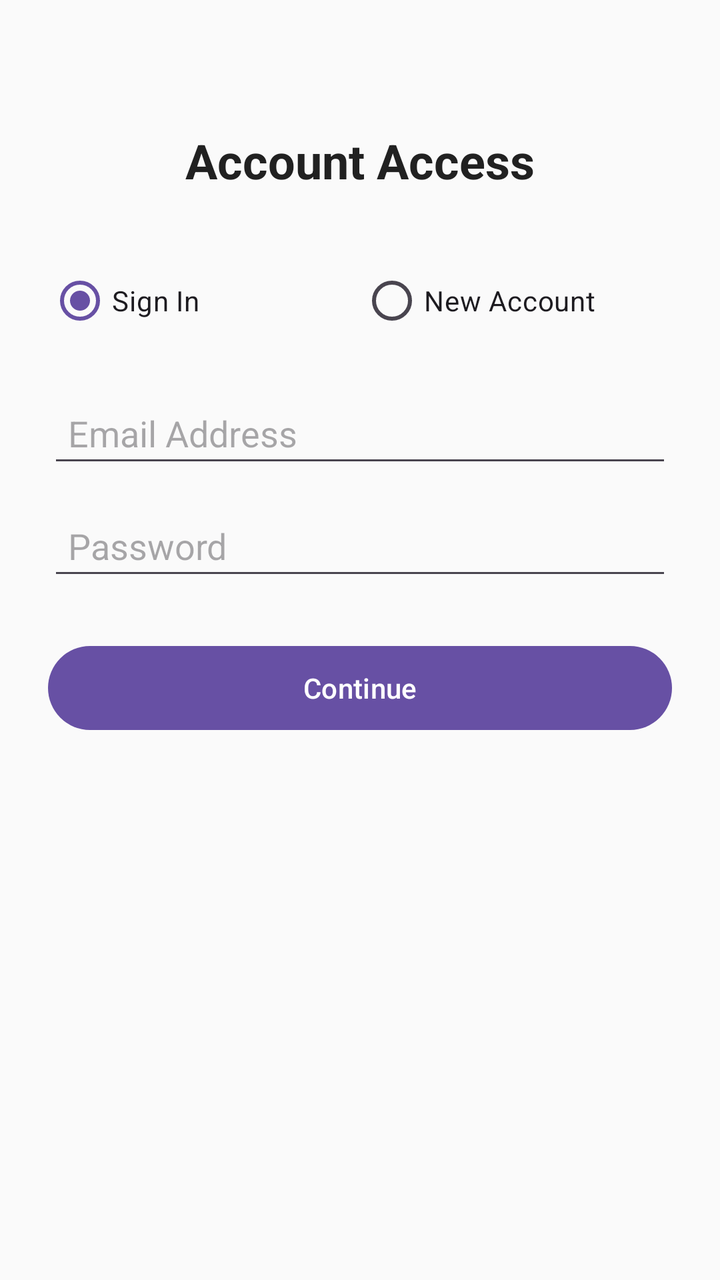
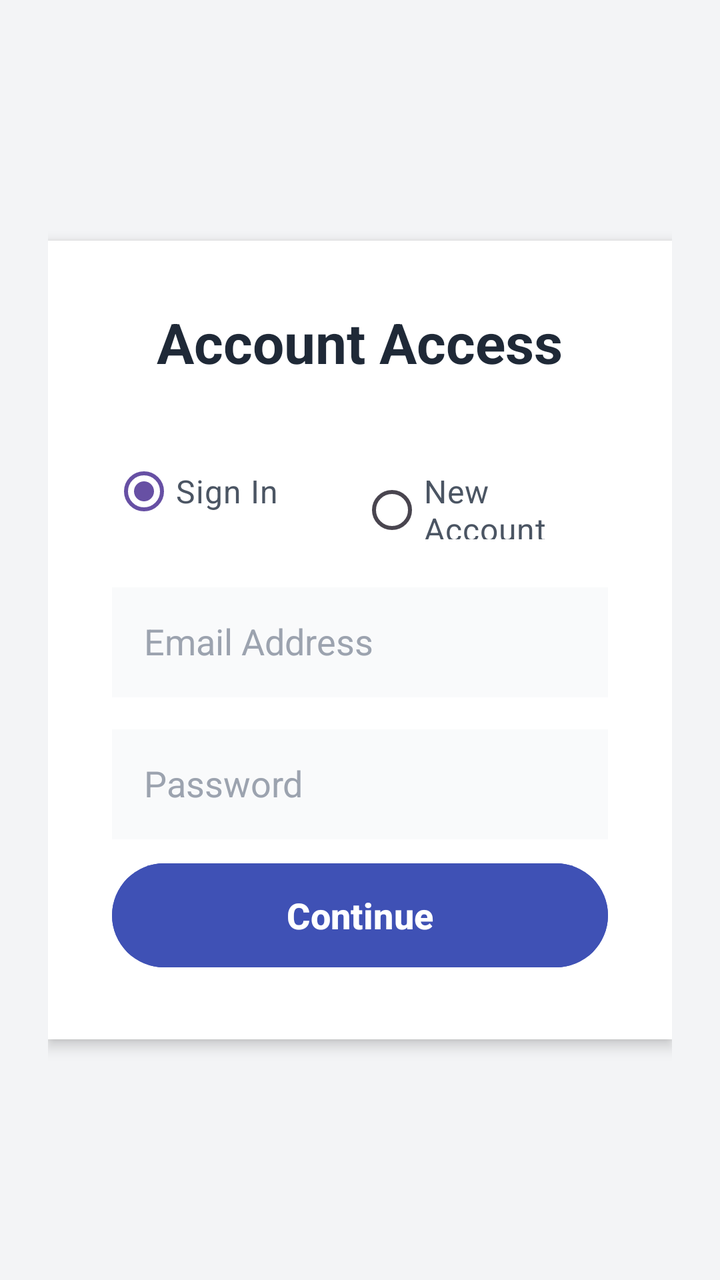

Screens rendered from an Android XML layout before and after an edit, with the pre-edit source and the edit as a unified diff.
<!-- AndroidManifest.xml: application theme Theme.Expense_Tracker -->
<!-- res/layout/activity_main.xml -->
<?xml version="1.0" encoding="utf-8"?>
<LinearLayout xmlns:android="http://schemas.android.com/apk/res/android"
    android:layout_width="match_parent"
    android:layout_height="match_parent"
    android:background="#FAFAFA"
    android:orientation="vertical"
    android:padding="24dp">

    <TextView
        android:layout_width="wrap_content"
        android:layout_height="wrap_content"
        android:layout_gravity="center_horizontal"
        android:layout_marginTop="40dp"
        android:text="Account Access"
        android:textColor="#212121"
        android:textSize="24sp"
        android:textStyle="bold" />

    <RadioGroup
        android:id="@+id/authToggleGroup"
        android:layout_width="match_parent"
        android:layout_height="wrap_content"
        android:layout_marginTop="30dp"
        android:orientation="horizontal">

        <RadioButton
            android:id="@+id/radioLogin"
            android:layout_width="0dp"
            android:layout_height="wrap_content"
            android:layout_weight="1"
            android:checked="true"
            android:text="Sign In" />

        <RadioButton
            android:id="@+id/radioRegister"
            android:layout_width="0dp"
            android:layout_height="wrap_content"
            android:layout_weight="1"
            android:text="New Account" />
    </RadioGroup>

    <EditText
        android:id="@+id/etEmail"
        android:layout_width="match_parent"
        android:layout_height="wrap_content"
        android:layout_marginTop="20dp"
        android:hint="Email Address"
        android:inputType="textEmailAddress"
        android:padding="10dp" />

    <EditText
        android:id="@+id/etPassword"
        android:layout_width="match_parent"
        android:layout_height="wrap_content"
        android:layout_marginTop="12dp"
        android:hint="Password"
        android:inputType="textPassword"
        android:padding="10dp" />

    <TextView
        android:id="@+id/tvAuthError"
        android:layout_width="match_parent"
        android:layout_height="wrap_content"
        android:layout_marginTop="8dp"
        android:text="Invalid inputs. Please verify credentials."
        android:textColor="#D32F2F"
        android:textSize="14sp"
        android:visibility="gone" />

    <Button
        android:id="@+id/btnAuthSubmit"
        android:layout_width="match_parent"
        android:layout_height="50dp"
        android:layout_marginTop="24dp"
        android:onClick="handleAuthentication"
        android:text="Continue" />
</LinearLayout>
<!-- resources referenced by this layout -->
<resources>
  <style name="Theme.Expense_Tracker" parent="Base.Theme.Expense_Tracker" />
  <style name="Base.Theme.Expense_Tracker" parent="Theme.Material3.DayNight.NoActionBar">
          
          
      </style>
</resources>

<!-- the commit's change to res/layout/activity_main.xml (unified diff, before → after) -->
@@ -2,76 +2,97 @@
 <LinearLayout xmlns:android="http://schemas.android.com/apk/res/android"
     android:layout_width="match_parent"
     android:layout_height="match_parent"
-    android:background="#FAFAFA"
+    android:background="#F3F4F6"
     android:orientation="vertical"
-    android:padding="24dp">
+    android:padding="24dp"
+    android:gravity="center">
 
-    <TextView
-        android:layout_width="wrap_content"
-        android:layout_height="wrap_content"
-        android:layout_gravity="center_horizontal"
-        android:layout_marginTop="40dp"
-        android:text="Account Access"
-        android:textColor="#212121"
-        android:textSize="24sp"
-        android:textStyle="bold" />
-
-    <RadioGroup
-        android:id="@+id/authToggleGroup"
+    <LinearLayout
         android:layout_width="match_parent"
         android:layout_height="wrap_content"
-        android:layout_marginTop="30dp"
-        android:orientation="horizontal">
+        android:background="#FFFFFF"
+        android:elevation="4dp"
+        android:orientation="vertical"
+        android:padding="32dp">
 
-        <RadioButton
-            android:id="@+id/radioLogin"
-            android:layout_width="0dp"
+        <TextView
+            android:layout_width="wrap_content"
             android:layout_height="wrap_content"
-            android:layout_weight="1"
-            android:checked="true"
-            android:text="Sign In" />
+            android:layout_gravity="center_horizontal"
+            android:text="Account Access"
+            android:textColor="#1F2937"
+            android:textSize="28sp"
+            android:textStyle="bold"
+            android:layout_marginBottom="32dp"/>
 
-        <RadioButton
-            android:id="@+id/radioRegister"
-            android:layout_width="0dp"
+        <RadioGroup
+            android:id="@+id/authToggleGroup"
+            android:layout_width="match_parent"
             android:layout_height="wrap_content"
-            android:layout_weight="1"
-            android:text="New Account" />
-    </RadioGroup>
+            android:layout_marginBottom="24dp"
+            android:orientation="horizontal">
 
-    <EditText
-        android:id="@+id/etEmail"
-        android:layout_width="match_parent"
-        android:layout_height="wrap_content"
-        android:layout_marginTop="20dp"
-        android:hint="Email Address"
-        android:inputType="textEmailAddress"
-        android:padding="10dp" />
+            <RadioButton
+                android:id="@+id/radioLogin"
+                android:layout_width="0dp"
+                android:layout_height="wrap_content"
+                android:layout_weight="1"
+                android:checked="true"
+                android:textColor="#4B5563"
+                android:textSize="16sp"
+                android:text="Sign In" />
 
-    <EditText
-        android:id="@+id/etPassword"
-        android:layout_width="match_parent"
-        android:layout_height="wrap_content"
-        android:layout_marginTop="12dp"
-        android:hint="Password"
-        android:inputType="textPassword"
-        android:padding="10dp" />
+            <RadioButton
+                android:id="@+id/radioRegister"
+                android:layout_width="0dp"
+                android:layout_height="wrap_content"
+                android:layout_weight="1"
+                android:textColor="#4B5563"
+                android:textSize="16sp"
+                android:text="New Account" />
+        </RadioGroup>
 
-    <TextView
-        android:id="@+id/tvAuthError"
-        android:layout_width="match_parent"
-        android:layout_height="wrap_content"
-        android:layout_marginTop="8dp"
-        android:text="Invalid inputs. Please verify credentials."
-        android:textColor="#D32F2F"
-        android:textSize="14sp"
-        android:visibility="gone" />
+        <EditText
+            android:id="@+id/etEmail"
+            android:layout_width="match_parent"
+            android:layout_height="55dp"
+            android:background="#F9FAFB"
+            android:hint="Email Address"
+            android:inputType="textEmailAddress"
+            android:padding="16dp"
+            android:layout_marginBottom="16dp"
+            android:textColorHint="#9CA3AF"/>
 
-    <Button
-        android:id="@+id/btnAuthSubmit"
-        android:layout_width="match_parent"
-        android:layout_height="50dp"
-        android:layout_marginTop="24dp"
-        android:onClick="handleAuthentication"
-        android:text="Continue" />
+        <EditText
+            android:id="@+id/etPassword"
+            android:layout_width="match_parent"
+            android:layout_height="55dp"
+            android:background="#F9FAFB"
+            android:hint="Password"
+            android:inputType="textPassword"
+            android:padding="16dp"
+            android:layout_marginBottom="8dp"
+            android:textColorHint="#9CA3AF"/>
+
+        <TextView
+            android:id="@+id/tvAuthError"
+            android:layout_width="match_parent"
+            android:layout_height="wrap_content"
+            android:layout_marginBottom="16dp"
+            android:text="Invalid inputs. Please verify credentials."
+            android:textColor="#EF4444"
+            android:textSize="14sp"
+            android:visibility="gone" />
+
+        <Button
+            android:id="@+id/btnAuthSubmit"
+            android:layout_width="match_parent"
+            android:layout_height="60dp"
+            android:backgroundTint="#3F51B5"
+            android:onClick="handleAuthenticationClick"
+            android:text="Continue"
+            android:textColor="#FFFFFF"
+            android:textSize="18sp"
+            android:textStyle="bold" />
+    </LinearLayout>
 </LinearLayout>
